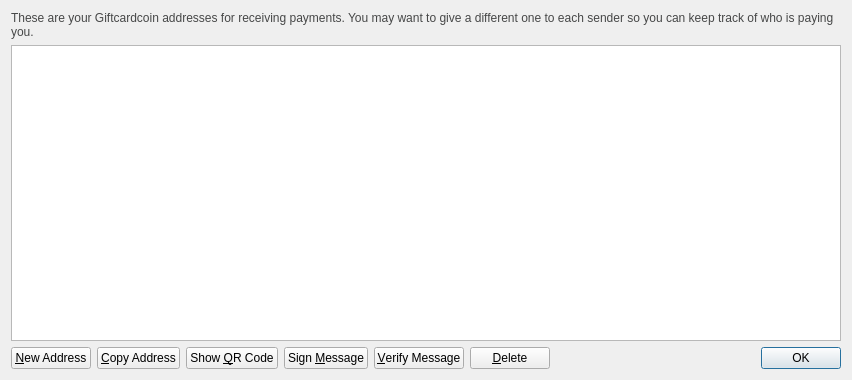
Before: the Qt Designer form src/qt/forms/addressbookpage.ui in GCCDevTeam/Giftcardcoin, drawn with Qt 5.
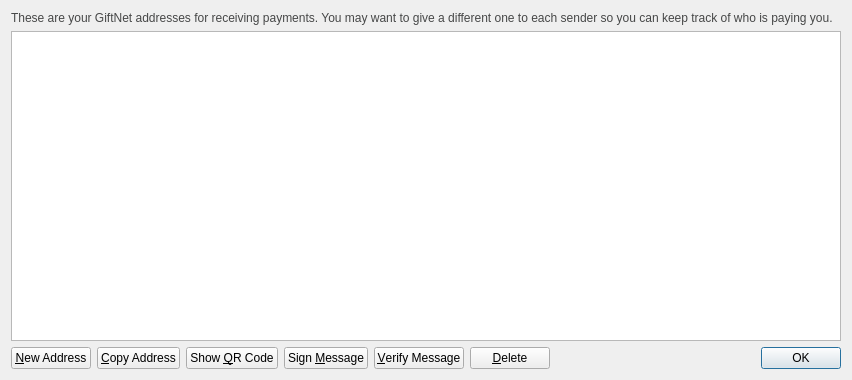
After: the same form once the commit is applied. Icons and pictures are not drawn.

What changed in the file:
```diff
--- a/src/qt/forms/addressbookpage.ui
+++ b/src/qt/forms/addressbookpage.ui
@@ -20,7 +20,7 @@
       <string notr="true">#labelExplanation { color: #464747; }</string>
      </property>
      <property name="text">
-      <string>These are your Giftcardcoin addresses for receiving payments. You may want to give a different one to each sender so you can keep track of who is paying you.</string>
+      <string>These are your GiftNet addresses for receiving payments. You may want to give a different one to each sender so you can keep track of who is paying you.</string>
      </property>
      <property name="textFormat">
       <enum>Qt::PlainText</enum>
```
Left out of the diff: 4 changed lines with no effect on the pictures.
